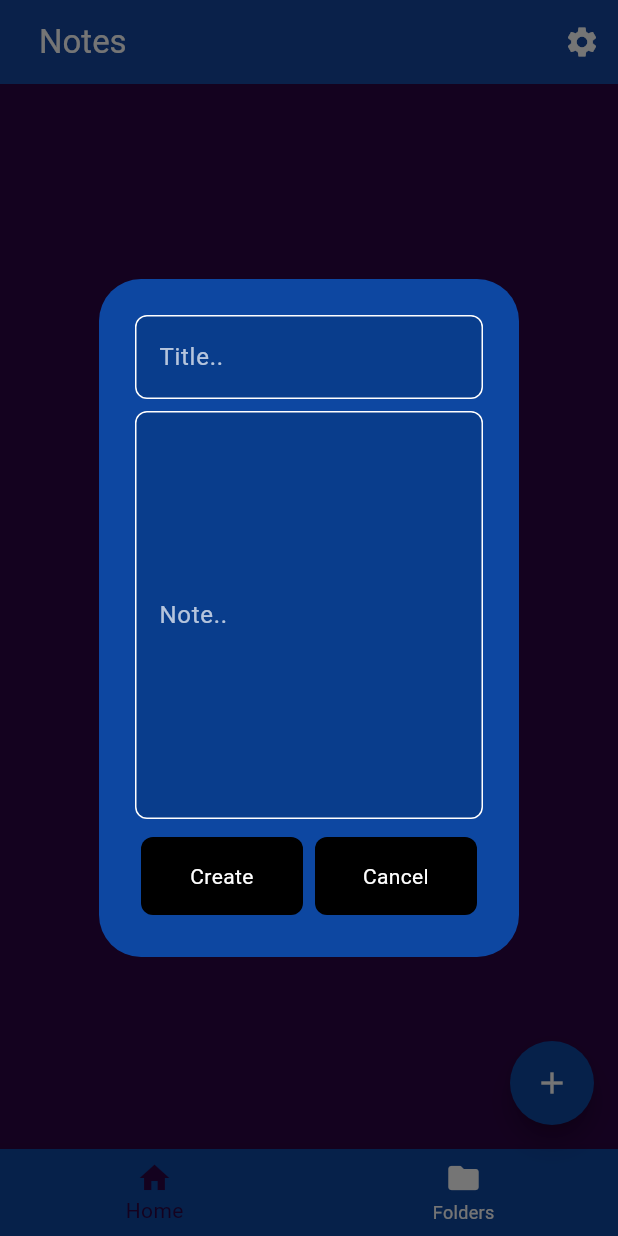
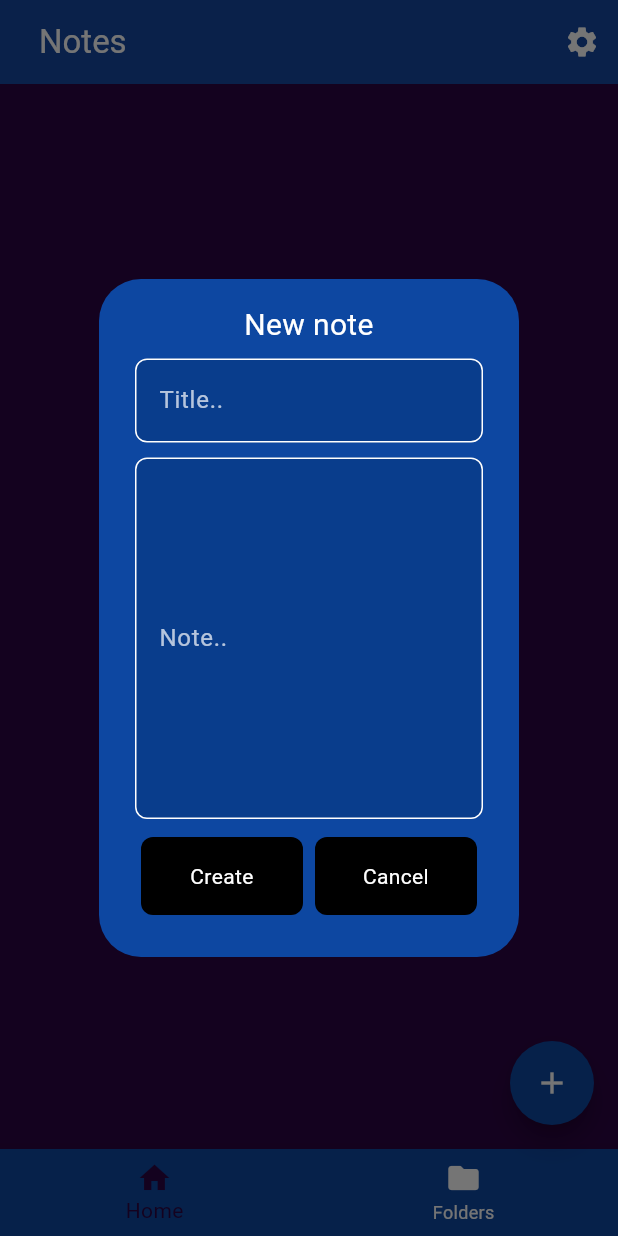
Before and after one commit to GoLab18/Notise, a Flutter app: the screen it shows after launch, after a tap on the "add" icon, on a phone screen of 412 x 824 dp. Run offline on Flutter 3.47's test engine with Material 3 defaults, Android fonts, the phone set to English and light mode, and no system bars; our stand-ins replace isar; accounts and stored records are empty; generated files the repository leaves out were written again.

Commit message:
Added title header and changed border styling

```diff
--- a/lib/components/add_note_window.dart
+++ b/lib/components/add_note_window.dart
@@ -36,9 +36,20 @@ class AddNoteWindow extends StatelessWidget {
               child: Column(
                 mainAxisAlignment: MainAxisAlignment.spaceEvenly,
                 children: [
+
+                  // Action title
+                  const Text(
+                    "New note",
+                    textAlign: TextAlign.center,
+                    style: TextStyle(
+                      color: Colors.white,
+                      fontSize: 20
+                    ),
+                  ),
+
                   // Title
                   Padding(
-                    padding: const EdgeInsets.only(top: 8.0, bottom: 4.0),
+                    padding: const EdgeInsets.only(top: 8, bottom: 6),
                     child: TextField(
                       controller: titleController,
                       style: const TextStyle(
@@ -48,6 +59,12 @@ class AddNoteWindow extends StatelessWidget {
                         fillColor: Color.fromARGB(255, 9, 61, 140),
                         filled: true,
                         enabledBorder: OutlineInputBorder(
+                          borderRadius: BorderRadius.all(Radius.circular(8)),
+                          borderSide: BorderSide(
+                              color: Colors.white
+                            )
+                        ),
+                        border: OutlineInputBorder(
                           borderRadius: BorderRadius.all(Radius.circular(8)),
                           borderSide: BorderSide(
                               color: Colors.white
```
